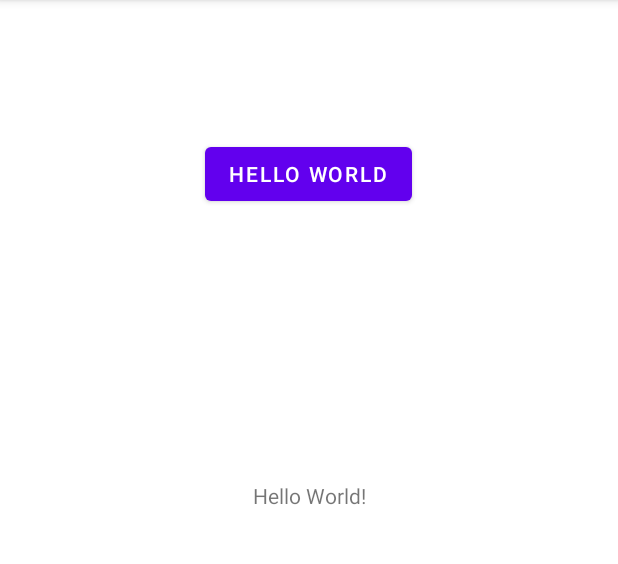
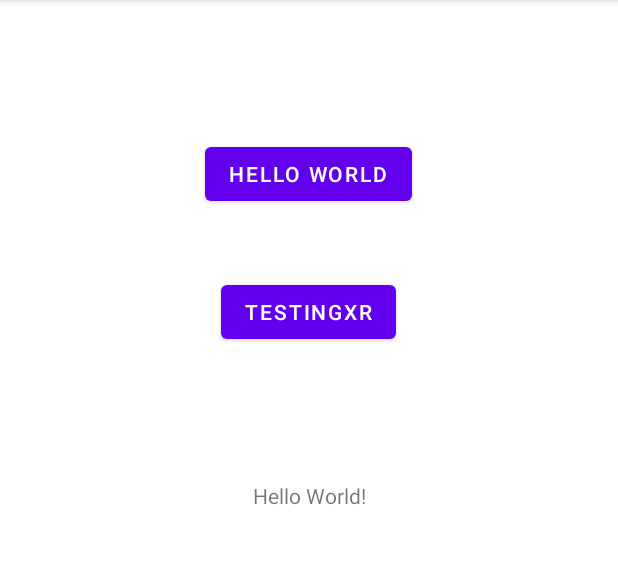
Before and after one commit to singggggg/MobileAssignment, an Android app: the screen it shows after launch (MainActivity), on a phone screen of 412 x 824 dp, the part 84-648 px from its top. Run offline under Robolectric (Android 15) with nearby library versions, the phone set to English and light mode, and no system bars.

Commit message:
added testing button

```diff
--- a/app/src/main/res/layout/activity_main.xml
+++ b/app/src/main/res/layout/activity_main.xml
@@ -27,4 +27,15 @@
         app:layout_constraintStart_toStartOf="parent"
         app:layout_constraintTop_toTopOf="parent" />
 
+    <Button
+        android:id="@+id/testingBtn"
+        android:layout_width="wrap_content"
+        android:layout_height="wrap_content"
+        android:layout_marginTop="184dp"
+        android:text="@string/testingBtn"
+        app:layout_constraintEnd_toEndOf="parent"
+        app:layout_constraintHorizontal_bias="0.498"
+        app:layout_constraintStart_toStartOf="parent"
+        app:layout_constraintTop_toTopOf="parent" />
+
 </androidx.constraintlayout.widget.ConstraintLayout>
--- a/app/src/main/res/values/strings.xml
+++ b/app/src/main/res/values/strings.xml
@@ -1,4 +1,5 @@
 <resources>
     <string name="app_name">MobileAssignment</string>
     <string name="HelloWorld">Hello World</string>
+    <string name="testingBtn">testingXr</string>
 </resources>
```
